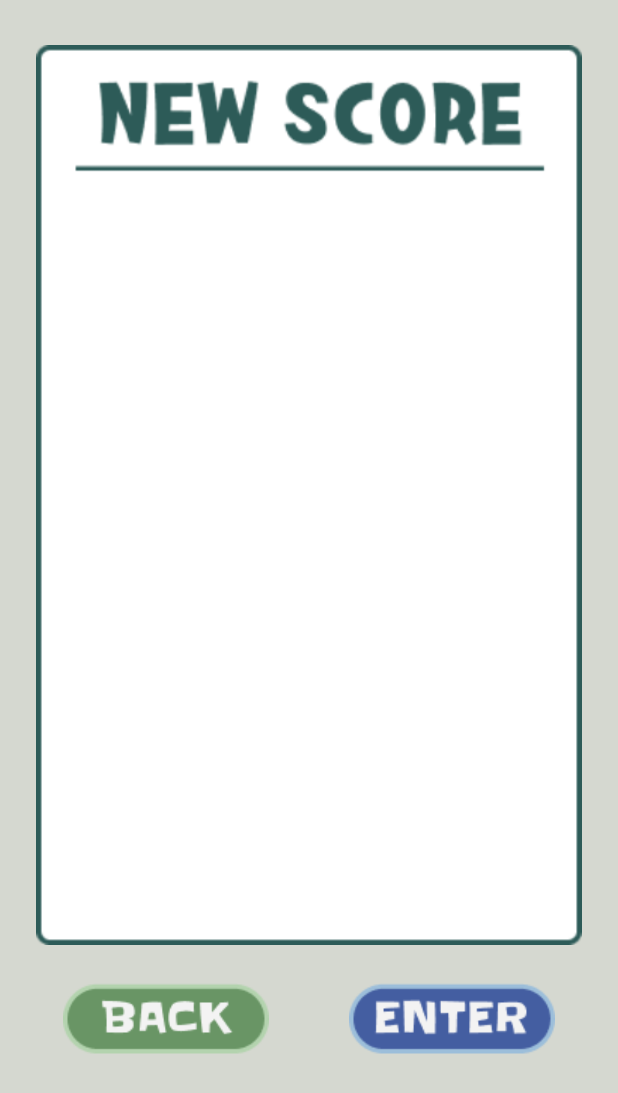
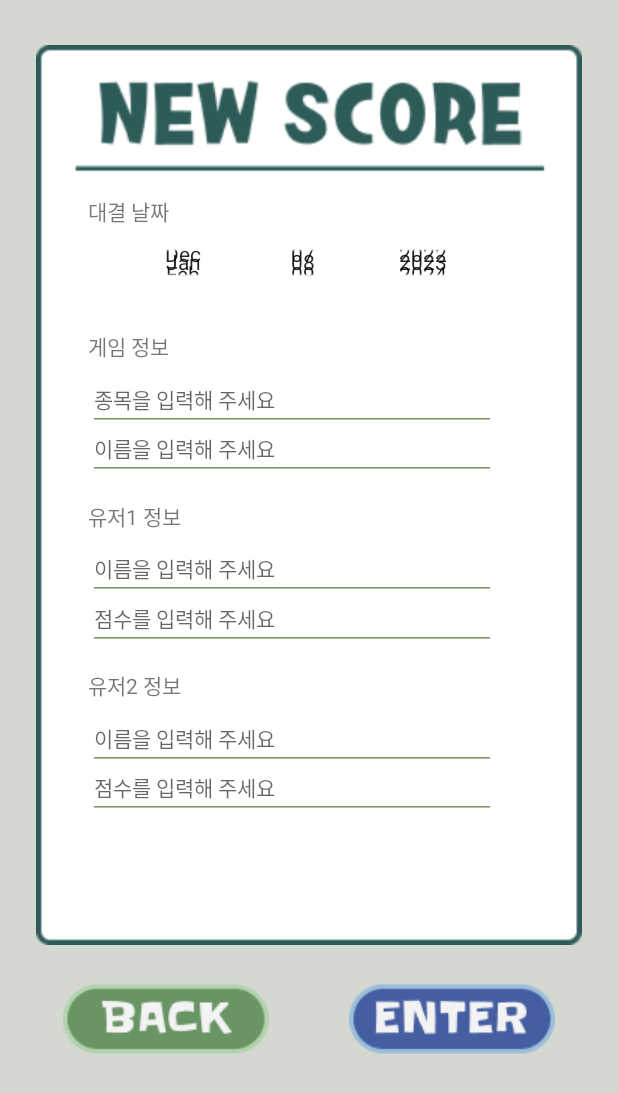
Before and after one commit to jyjyjy25/ScoreBoard-android, an Android app: the RecordScoreActivity screen opened directly, with no data from a screen before it, on a phone screen of 412 x 824 dp. Shown: the top 1093 px of the screen. Run offline under Robolectric (Android 15) with nearby library versions, the phone set to English and light mode, and no system bars.

Commit message:
add xml codes in activity_record_score

```diff
--- a/app/src/main/java/org/techtown/miniproject/RecordScoreActivity.java
+++ b/app/src/main/java/org/techtown/miniproject/RecordScoreActivity.java
@@ -2,7 +2,9 @@ package org.techtown.miniproject;
 
 import android.os.Bundle;
 import android.view.View;
+import android.widget.DatePicker;
 import android.widget.ImageView;
+import android.widget.Toast;
 
 import androidx.appcompat.app.AppCompatActivity;
 
@@ -19,5 +21,8 @@ public class RecordScoreActivity extends AppCompatActivity {
                 finish();
             }
         });
+
+
+
     }
 }
--- a/app/src/main/res/layout/activity_record_score.xml
+++ b/app/src/main/res/layout/activity_record_score.xml
@@ -5,12 +5,132 @@
     android:background="#D5D8D0"
     android:orientation="vertical">
 
+    <FrameLayout
+        android:layout_width="wrap_content"
+        android:layout_height="wrap_content"
+        android:layout_gravity="center">
+
         <ImageView
             android:layout_width="365dp"
             android:layout_height="600dp"
             android:layout_gravity="center_horizontal"
             android:layout_marginTop="30dp"
             android:src="@drawable/record_score_background" />
+
+        <TextView
+            android:id="@+id/date"
+            android:layout_width="wrap_content"
+            android:layout_height="wrap_content"
+            android:layout_marginTop="130dp"
+            android:layout_marginLeft="35dp"
+            android:text="대결 날짜" />
+
+        <DatePicker
+            android:id="@+id/datePicker"
+            android:layout_width="320dp"
+            android:layout_height="50dp"
+            android:layout_gravity="center_horizontal"
+            android:layout_marginTop="150dp"
+            android:calendarViewShown="false"
+            android:datePickerMode="spinner" />
+
+        <TextView
+            android:id="@+id/game"
+            android:layout_width="wrap_content"
+            android:layout_height="wrap_content"
+            android:layout_marginTop="220dp"
+            android:layout_marginLeft="35dp"
+            android:text="게임 정보" />
+
+        <EditText
+            android:id="@+id/game_event"
+            android:layout_width="wrap_content"
+            android:layout_height="wrap_content"
+            android:layout_marginTop="245dp"
+            android:layout_marginLeft="35dp"
+            android:ems="17"
+            android:inputType="textPersonName"
+            android:hint="종목을 입력해 주세요"
+            android:textSize="14dp"
+            android:backgroundTint="#7B9565"/>
+
+        <EditText
+            android:id="@+id/game_name"
+            android:layout_width="wrap_content"
+            android:layout_height="wrap_content"
+            android:layout_marginTop="278dp"
+            android:layout_marginLeft="35dp"
+            android:ems="17"
+            android:inputType="textPersonName"
+            android:hint="이름을 입력해 주세요"
+            android:textSize="14dp"
+            android:backgroundTint="#7B9565"/>
+
+        <TextView
+            android:id="@+id/user1"
+            android:layout_width="wrap_content"
+            android:layout_height="wrap_content"
+            android:layout_marginTop="333dp"
+            android:layout_marginLeft="35dp"
+            android:text="유저1 정보" />
+
+        <EditText
+            android:id="@+id/user1_name"
+            android:layout_width="wrap_content"
+            android:layout_height="wrap_content"
+            android:layout_marginTop="358dp"
+            android:layout_marginLeft="35dp"
+            android:ems="17"
+            android:inputType="textPersonName"
+            android:hint="이름을 입력해 주세요"
+            android:textSize="14dp"
+            android:backgroundTint="#7B9565"/>
+
+        <EditText
+            android:id="@+id/user1_score"
+            android:layout_width="wrap_content"
+            android:layout_height="wrap_content"
+            android:layout_marginTop="391dp"
+            android:layout_marginLeft="35dp"
+            android:ems="17"
+            android:inputType="textPersonName"
+            android:hint="점수를 입력해 주세요"
+            android:textSize="14dp"
+            android:backgroundTint="#7B9565"/>
+
+        <TextView
+            android:id="@+id/user2"
+            android:layout_width="wrap_content"
+            android:layout_height="wrap_content"
+            android:layout_marginTop="446dp"
+            android:layout_marginLeft="35dp"
+            android:text="유저2 정보" />
+
+        <EditText
+            android:id="@+id/user2_name"
+            android:layout_width="wrap_content"
+            android:layout_height="wrap_content"
+            android:layout_marginTop="471dp"
+            android:layout_marginLeft="35dp"
+            android:ems="17"
+            android:inputType="textPersonName"
+            android:hint="이름을 입력해 주세요"
+            android:textSize="14dp"
+            android:backgroundTint="#7B9565"/>
+
+        <EditText
+            android:id="@+id/user2_score"
+            android:layout_width="wrap_content"
+            android:layout_height="wrap_content"
+            android:layout_marginTop="504dp"
+            android:layout_marginLeft="35dp"
+            android:ems="17"
+            android:inputType="textPersonName"
+            android:hint="점수를 입력해 주세요"
+            android:textSize="14dp"
+            android:backgroundTint="#7B9565"/>
+
+    </FrameLayout>
 
     <LinearLayout
         android:layout_width="match_parent"
@@ -36,5 +156,4 @@
     </LinearLayout>
 
 
-
 </LinearLayout>
```
Lines whose indentation alone changed are shown as unchanged.
